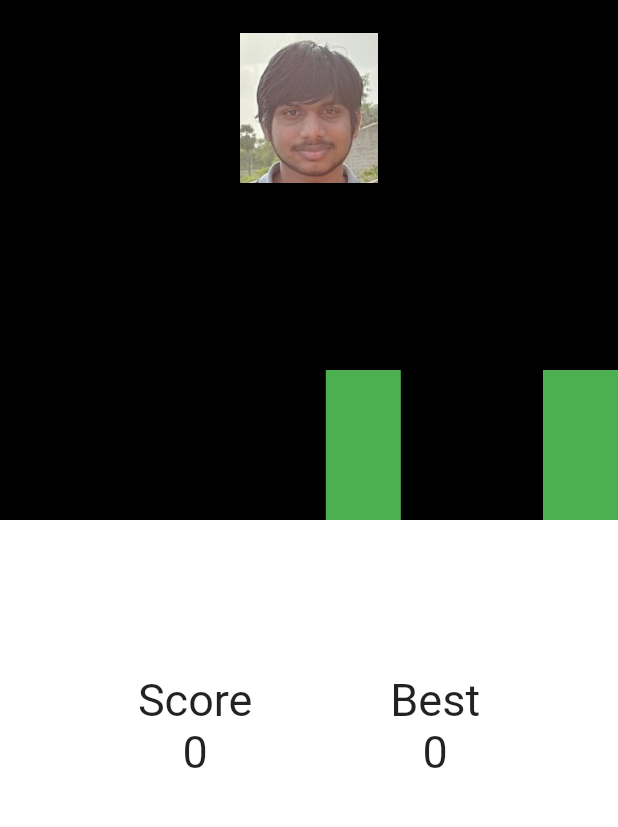
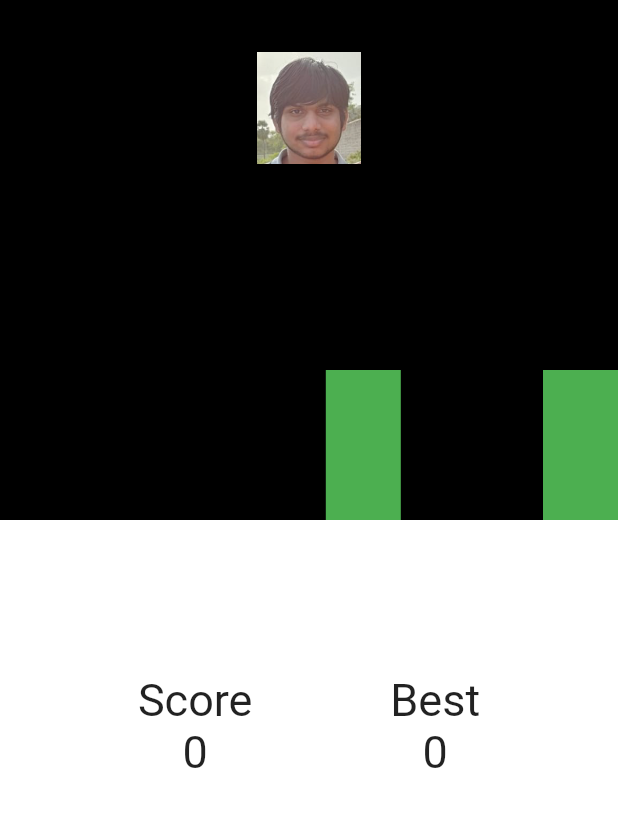
Before and after one commit to sbangariGIT/mouni_jump, a Flutter app: the screen it shows after launch, on a phone screen of 412 x 824 dp, the part 304-1131 px from its top. Run offline on Flutter 3.47's test engine with Material 2 defaults, Android fonts, the phone set to English and light mode, and no system bars.

Commit message:
mouni edits

```diff
--- a/lib/mouni.dart
+++ b/lib/mouni.dart
@@ -6,6 +6,6 @@ class Mouni extends StatelessWidget {
   @override
   Widget build(BuildContext context) {
     return Container(
-        height: 100, width: 100, child: Image.asset("lib/assets/mouni.png"));
+        height: 75, width: 75, child: Image.asset("lib/assets/mouni.png"));
   }
 }
```
